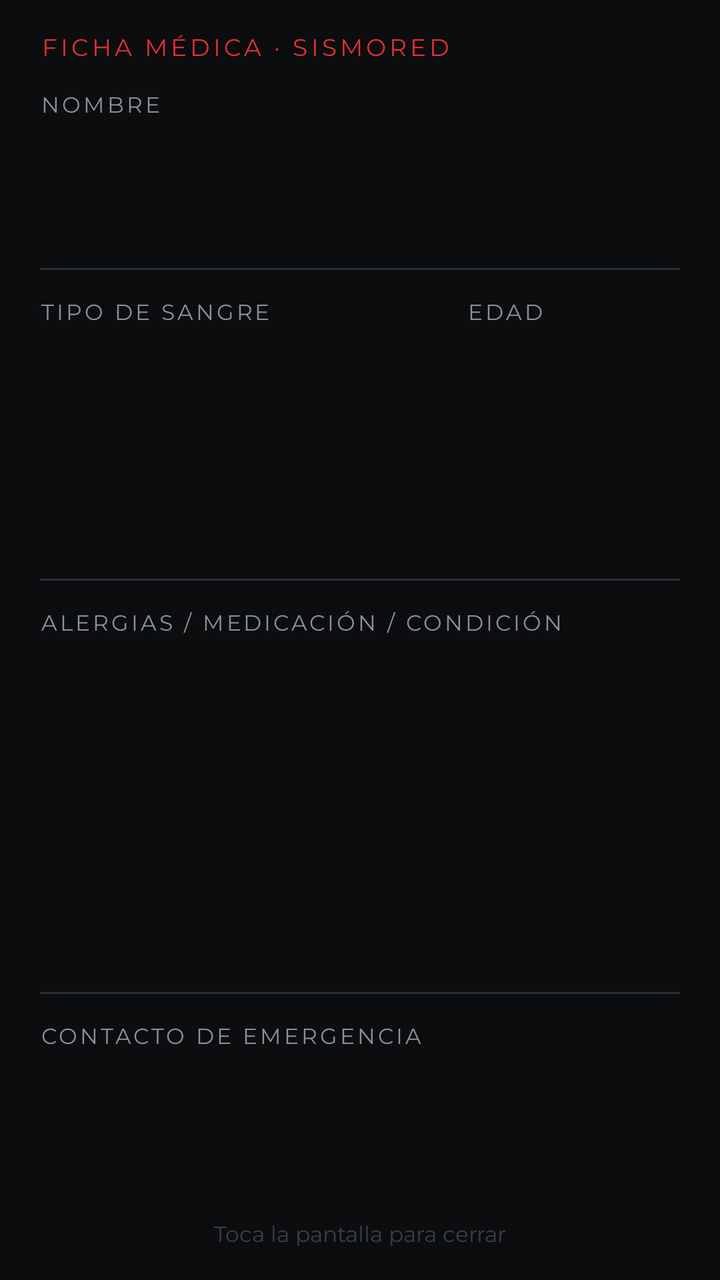
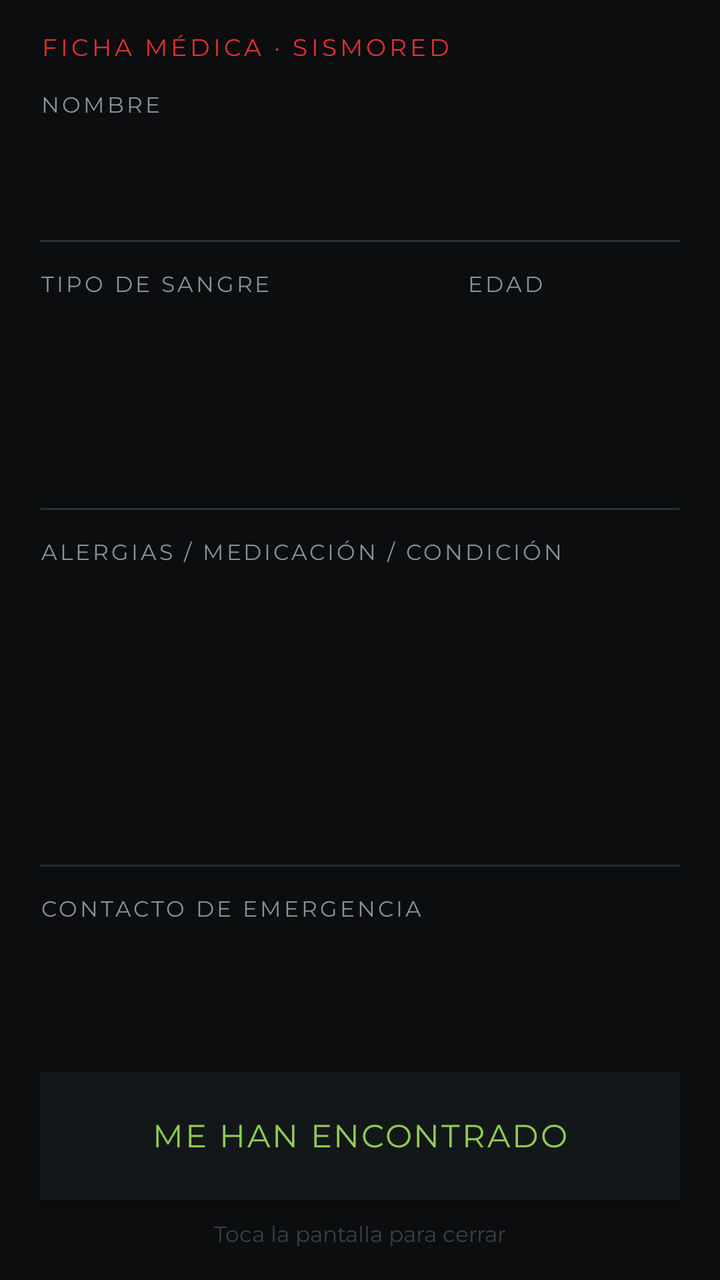

Before-and-after screenshots of an Android layout around one commit, followed by the original layout XML and the change that was made.
<!-- AndroidManifest.xml: application theme Theme.SismoRed -->
<!-- res/layout/ficha_full.xml -->
<?xml version="1.0" encoding="utf-8"?>
<LinearLayout xmlns:android="http://schemas.android.com/apk/res/android"
    xmlns:app="http://schemas.android.com/apk/res-auto"
    android:layout_width="match_parent"
    android:layout_height="match_parent"
    android:background="@color/bg"
    android:orientation="vertical"
    android:paddingStart="20dp"
    android:paddingEnd="20dp"
    android:paddingTop="16dp"
    android:paddingBottom="16dp">

    <TextView
        android:layout_width="match_parent"
        android:layout_height="wrap_content"
        android:fontFamily="@font/montserrat_bold"
        android:letterSpacing="0.14"
        android:text="@string/ff_titulo"
        android:textColor="@color/rd"
        android:textSize="12sp" />

    
    <LinearLayout
        android:layout_width="match_parent"
        android:layout_height="0dp"
        android:layout_weight="2"
        android:orientation="vertical"
        android:paddingTop="14dp">

        <TextView style="@style/FfEtiqueta" android:text="@string/f_nombre" />

        <TextView
            android:id="@+id/ff_nombre"
            style="@style/FfValor"
            android:layout_height="0dp"
            android:layout_weight="1"
            android:textSize="34sp"
            app:autoSizeMaxTextSize="34sp"
            app:autoSizeMinTextSize="16sp" />
    </LinearLayout>

    <View style="@style/FfLinea" />

    
    <LinearLayout
        android:layout_width="match_parent"
        android:layout_height="0dp"
        android:layout_weight="3"
        android:baselineAligned="false"
        android:orientation="horizontal"
        android:paddingTop="14dp">

        <LinearLayout
            android:layout_width="0dp"
            android:layout_height="match_parent"
            android:layout_weight="2"
            android:orientation="vertical">

            <TextView style="@style/FfEtiqueta" android:text="@string/f_sangre" />

            <TextView
                android:id="@+id/ff_sangre"
                style="@style/FfValor"
                android:layout_height="0dp"
                android:layout_weight="1"
                android:textColor="@color/rd"
                android:textSize="64sp"
                app:autoSizeMaxTextSize="64sp"
                app:autoSizeMinTextSize="28sp" />
        </LinearLayout>

        <LinearLayout
            android:layout_width="0dp"
            android:layout_height="match_parent"
            android:layout_weight="1"
            android:orientation="vertical">

            <TextView style="@style/FfEtiqueta" android:text="@string/f_edad" />

            <TextView
                android:id="@+id/ff_edad"
                style="@style/FfValor"
                android:layout_height="0dp"
                android:layout_weight="1"
                android:textSize="34sp"
                app:autoSizeMaxTextSize="34sp"
                app:autoSizeMinTextSize="18sp" />
        </LinearLayout>
    </LinearLayout>

    <View style="@style/FfLinea" />

    
    <LinearLayout
        android:layout_width="match_parent"
        android:layout_height="0dp"
        android:layout_weight="4"
        android:orientation="vertical"
        android:paddingTop="14dp">

        <TextView style="@style/FfEtiqueta" android:text="@string/f_med" />

        <TextView
            android:id="@+id/ff_med"
            style="@style/FfValor"
            android:layout_height="0dp"
            android:layout_weight="1"
            android:maxLines="6"
            android:textSize="22sp"
            app:autoSizeMaxTextSize="22sp"
            app:autoSizeMinTextSize="13sp" />
    </LinearLayout>

    <View style="@style/FfLinea" />

    
    <LinearLayout
        android:layout_width="match_parent"
        android:layout_height="0dp"
        android:layout_weight="2"
        android:orientation="vertical"
        android:paddingTop="14dp">

        <TextView style="@style/FfEtiqueta" android:text="@string/f_contacto" />

        <TextView
            android:id="@+id/ff_contacto"
            style="@style/FfValor"
            android:layout_height="0dp"
            android:layout_weight="1"
            android:textSize="24sp"
            app:autoSizeMaxTextSize="24sp"
            app:autoSizeMinTextSize="14sp" />
    </LinearLayout>

    <TextView
        android:layout_width="match_parent"
        android:layout_height="wrap_content"
        android:gravity="center"
        android:paddingTop="10dp"
        android:text="@string/ff_cerrar"
        android:textColor="@color/ctl"
        android:textSize="11sp" />
</LinearLayout>
<!-- resources referenced by this layout -->
<resources>
  <color name="bg">#0B0D0F</color>
  <color name="ctl">#3A4048</color>
  <color name="rd">#E53035</color>
  <string name="f_contacto">CONTACTO DE EMERGENCIA</string>
  <string name="f_edad">EDAD</string>
  <string name="f_med">ALERGIAS / MEDICACIÓN / CONDICIÓN</string>
  <string name="f_nombre">NOMBRE</string>
  <string name="f_sangre">TIPO DE SANGRE</string>
  <string name="ff_cerrar">Toca la pantalla para cerrar</string>
  <string name="ff_titulo">FICHA MÉDICA · SISMORED</string>
  <style name="FfEtiqueta">
          <item name="android:layout_width">match_parent</item>
          <item name="android:layout_height">wrap_content</item>
          <item name="android:textColor">@color/dim</item>
          <item name="android:textSize">11sp</item>
          <item name="android:letterSpacing">0.12</item>
          <item name="android:maxLines">1</item>
          <item name="android:fontFamily">@font/montserrat_semibold</item>
      </style>
  <style name="FfLinea">
          <item name="android:layout_width">match_parent</item>
          <item name="android:layout_height">1dp</item>
          <item name="android:background">@color/line</item>
      </style>
  <style name="FfValor">
          <item name="android:layout_width">match_parent</item>
          <item name="android:gravity">center_vertical</item>
          <item name="android:breakStrategy">simple</item>
          <item name="android:hyphenationFrequency">none</item>
          <item name="android:textColor">@color/tx</item>
          <item name="android:fontFamily">@font/montserrat_bold</item>
          <item name="autoSizeTextType">uniform</item>
          <item name="autoSizeStepGranularity">1sp</item>
      </style>
  <style name="Theme.SismoRed" parent="Theme.MaterialComponents.NoActionBar">
          <item name="android:statusBarColor">@color/bg</item>
          <item name="android:navigationBarColor">@color/bg</item>
          <item name="android:windowBackground">@color/bg</item>
          <item name="android:textColor">@color/tx</item>
          <item name="colorPrimary">@color/rd</item>
          <item name="colorAccent">@color/gr</item>
          
          <item name="android:fontFamily">@font/montserrat</item>
          <item name="fontFamily">@font/montserrat</item>
          
          <item name="materialButtonStyle">@style/Boton</item>
          <item name="shapeAppearanceSmallComponent">@style/Recto</item>
          <item name="shapeAppearanceMediumComponent">@style/Recto</item>
          <item name="shapeAppearanceLargeComponent">@style/Recto</item>
      </style>
  <color name="dim">#8A9099</color>
  <color name="line">#2A2F36</color>
  <color name="tx">#E5E7EB</color>
  <color name="gr">#90CA50</color>
  <style name="Boton" parent="Widget.MaterialComponents.Button">
          <item name="shapeAppearance">@style/Recto</item>
          <item name="android:textAllCaps">false</item>
          
          <item name="android:letterSpacing">0.077</item>
          <item name="android:textSize">13sp</item>
          <item name="android:fontFamily">@font/montserrat</item>
          <item name="android:textStyle">bold</item>
          <item name="elevation">0dp</item>
          <item name="android:stateListAnimator">@null</item>
          <item name="backgroundTint">@color/card2</item>
          <item name="android:textColor">@color/tx</item>
          <item name="android:minHeight">48dp</item>
          <item name="rippleColor">@color/ctl</item>
      </style>
  <style name="Recto" parent="ShapeAppearance.MaterialComponents.SmallComponent">
          <item name="cornerFamily">rounded</item>
          <item name="cornerSize">0dp</item>
      </style>
  <color name="card2">#1A1D21</color>
</resources>

<!-- the commit's change to res/layout/ficha_full.xml (unified diff, before → after) -->
@@ -133,7 +133,22 @@
             app:autoSizeMinTextSize="14sp" />
     </LinearLayout>
 
+    
+    <Button
+        android:id="@+id/ff_encontrado"
+        android:layout_width="match_parent"
+        android:layout_height="wrap_content"
+        android:layout_marginTop="14dp"
+        android:background="@drawable/fila_op"
+        android:fontFamily="@font/montserrat_bold"
+        android:letterSpacing="0.06"
+        android:minHeight="64dp"
+        android:text="@string/ff_encontrado"
+        android:textColor="@color/gr"
+        android:textSize="16sp" />
+
     <TextView
+        android:id="@+id/ff_pie"
         android:layout_width="match_parent"
         android:layout_height="wrap_content"
         android:gravity="center"
<!-- resource entries referenced after the edit -->
@@ -2,13 +2,20 @@
 <resources>
   <color name="bg">#0B0D0F</color>
   <color name="ctl">#3A4048</color>
+  <color name="gr">#90CA50</color>
   <color name="rd">#E53035</color>
+  <!-- drawable fila_op (drawable) -->
+  <?xml version="1.0" encoding="utf-8"?>
+  <shape xmlns:android="http://schemas.android.com/apk/res/android" android:shape="rectangle">
+      <solid android:color="@color/card" />
+  </shape>
   <string name="f_contacto">CONTACTO DE EMERGENCIA</string>
   <string name="f_edad">EDAD</string>
   <string name="f_med">ALERGIAS / MEDICACIÓN / CONDICIÓN</string>
   <string name="f_nombre">NOMBRE</string>
   <string name="f_sangre">TIPO DE SANGRE</string>
   <string name="ff_cerrar">Toca la pantalla para cerrar</string>
+  <string name="ff_encontrado">ME HAN ENCONTRADO</string>
   <string name="ff_titulo">FICHA MÉDICA · SISMORED</string>
   <style name="FfEtiqueta">
           <item name="android:layout_width">match_parent</item>
@@ -50,10 +57,10 @@
           <item name="shapeAppearanceMediumComponent">@style/Recto</item>
           <item name="shapeAppearanceLargeComponent">@style/Recto</item>
       </style>
+  <color name="card">#14171A</color>
   <color name="dim">#8A9099</color>
   <color name="line">#2A2F36</color>
   <color name="tx">#E5E7EB</color>
-  <color name="gr">#90CA50</color>
   <style name="Boton" parent="Widget.MaterialComponents.Button">
           <item name="shapeAppearance">@style/Recto</item>
           <item name="android:textAllCaps">false</item>
